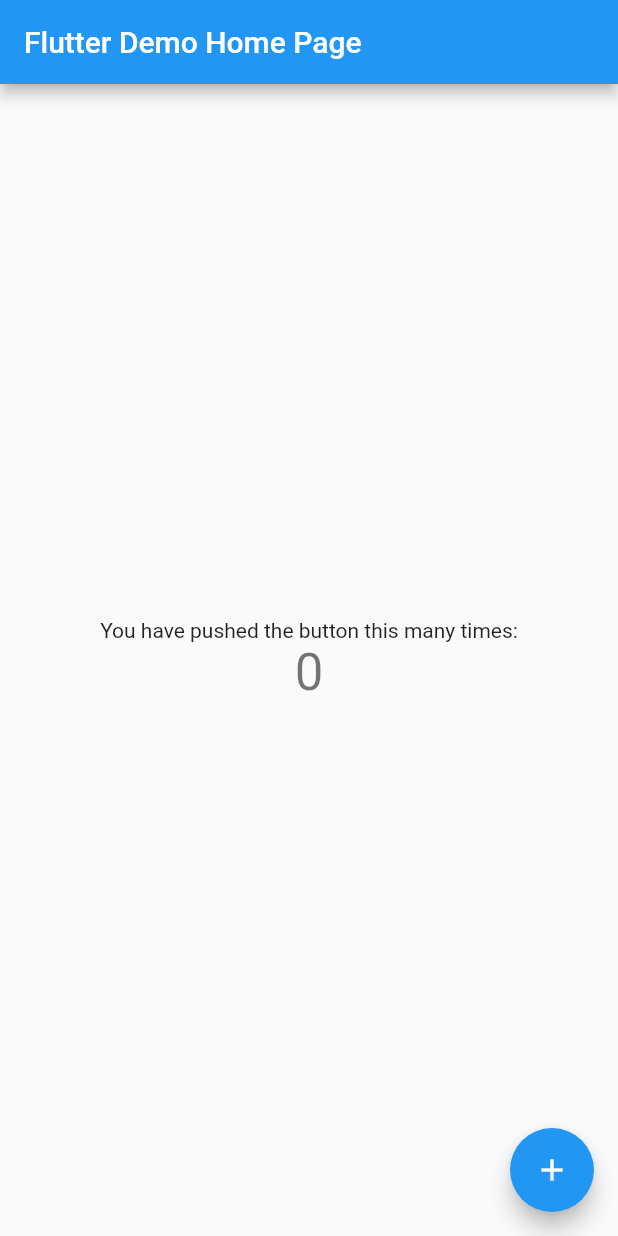
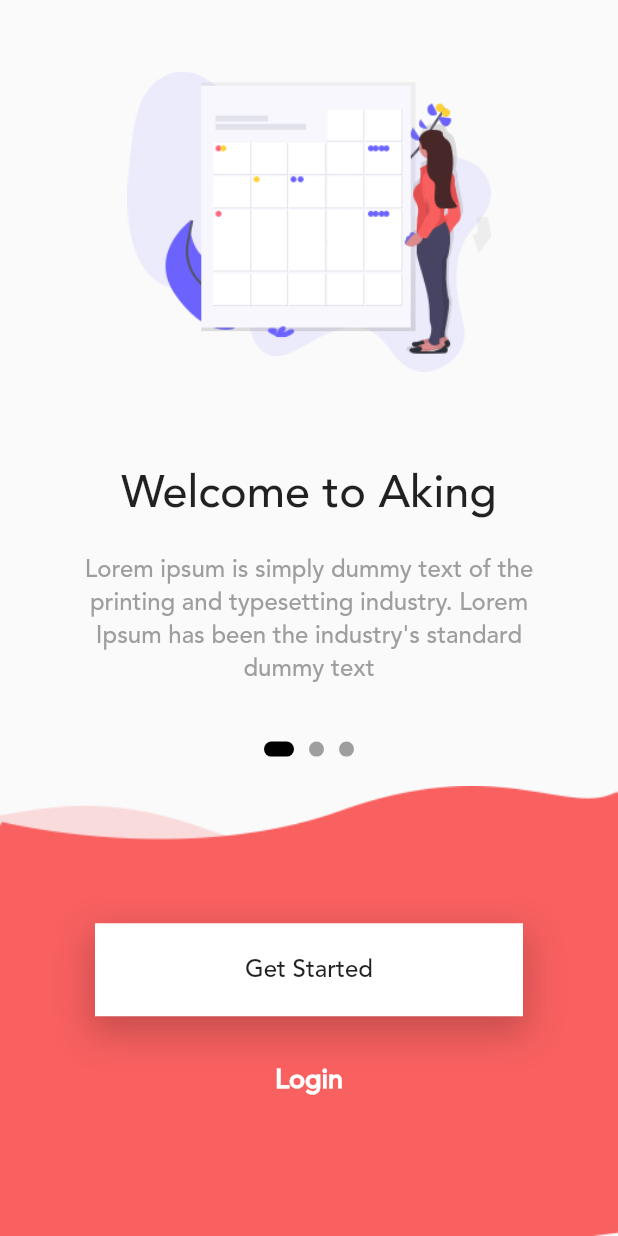
Before and after one commit to rubenshibu/todo-flutter, a Flutter app: the screen it shows after launch, on a phone screen of 412 x 824 dp. Run offline on Flutter 3.47's test engine with Material 2 defaults, Android fonts, the phone set to English and light mode, and no system bars.

Commit message:
under :construction:

```diff
--- /dev/null
+++ b/lib/Onboarding.dart
@@ -0,0 +1,162 @@
+import 'package:flutter/material.dart';
+import 'LoginPage.dart';
+class Onboarding extends StatelessWidget {
+  @override
+  Widget build(BuildContext context) {
+    return MaterialApp(
+      debugShowCheckedModeBanner: false,
+      theme: ThemeData(
+        fontFamily: 'avenir'
+      ),
+      home: onboarding(),
+    );
+  }
+}
+class onboarding extends StatefulWidget {
+
+  @override
+  _onboardingState createState() => _onboardingState();
+}
+
+class _onboardingState extends State<onboarding> {
+  int currentPage = 0;
+  PageController _pageController = new PageController(
+      initialPage: 0,
+      keepPage: true
+  );
+  @override
+  Widget build(BuildContext context) {
+    return Scaffold(
+      body: Stack(
+        children: [
+          Column(
+            mainAxisAlignment: MainAxisAlignment.start,
+            children: [
+              Container(
+                height: MediaQuery.of(context).size.height*0.6,
+                child: PageView(
+                  controller: _pageController,
+                  children: [
+                    onBoardPage("onboard1", "Welcome to Aking"),
+                    onBoardPage("onboard2", "Work Happens"),
+                    onBoardPage("onboard3", "Task and Assignments"),
+                  ],
+                  onPageChanged: (value)=>{setCurrentPage(value)},
+                ),
+              ),
+              Row(
+                mainAxisAlignment: MainAxisAlignment.center,
+                children: List.generate(3, (index) => getIndicator(index)),
+              )
+            ],
+          ),
+          Positioned(
+            bottom: 0,
+            left: 0,
+            right: 0,
+            child: Container(
+              margin: EdgeInsets.only(top: 20),
+              height: 300,
+              width: MediaQuery.of(context).size.width,
+              decoration: BoxDecoration(
+                image: DecorationImage(
+                  image: AssetImage('asset/image/path1.png'),
+                  fit: BoxFit.fill
+                )
+              ),
+              child: Column(
+                mainAxisAlignment: MainAxisAlignment.center,
+                children: [
+                  InkWell(
+                    onTap: openLoginPage,
+                    child: Container(
+                      padding: EdgeInsets.symmetric(vertical: 20, horizontal: 100),
+                      decoration: BoxDecoration(
+                        color: Colors.white,
+                        boxShadow: [BoxShadow(
+                          color: Colors.black.withOpacity(0.2),
+                          offset: Offset(0,9),
+                          blurRadius: 20,
+                          spreadRadius: 3
+                        )]
+                      ),
+                      child: Text("Get Started", style: TextStyle(
+                        fontSize: 16
+                      ),),
+                    ),
+                  ),
+                  SizedBox(height: 30,),
+                  Text("Login", style: TextStyle(
+                    color: Colors.white,
+                    fontSize: 18,
+                    fontWeight: FontWeight.bold
+                  ),)
+                ],
+              ),
+            ),
+          )
+        ],
+      ),
+    );
+  }
+  AnimatedContainer getIndicator(int pageNo)
+  {
+    return AnimatedContainer(
+      duration: Duration(milliseconds: 100),
+      height: 10,
+      width: (currentPage == pageNo) ? 20 : 10,
+      margin: EdgeInsets.symmetric(horizontal: 5),
+      decoration: BoxDecoration(
+        borderRadius: BorderRadius.all(Radius.circular(5)),
+        color: (currentPage == pageNo) ? Colors.black : Colors.grey
+      ),
+    );
+  }
+  Column onBoardPage(String img, String title)
+  {
+    return Column(
+      mainAxisAlignment: MainAxisAlignment.center,
+      children: [
+        SizedBox(
+          height: 20,
+        ),
+        Container(
+          height: 200,
+          width: MediaQuery.of(context).size.width,
+          padding: EdgeInsets.all(50),
+          decoration: BoxDecoration(
+            image: DecorationImage(
+              image: AssetImage('asset/image/$img.png')
+            )
+          ),
+        ),
+        SizedBox(height: 50,),
+        Container(
+          padding: EdgeInsets.symmetric(vertical: 10),
+          child: Text(title, style: TextStyle(
+            fontSize: 30,
+            fontWeight: FontWeight.w500
+          ),),
+        ),
+        Container(
+          padding: EdgeInsets.symmetric(vertical: 10, horizontal: 40),
+          child: Text("Lorem ipsum is simply dummy text of the printing and typesetting industry. Lorem Ipsum has been the industry's standard dummy text", style: TextStyle(
+            fontSize: 16,
+            color: Colors.grey
+          ),textAlign: TextAlign.center,),
+        )
+      ],
+    );
+  }
+  setCurrentPage(int value)
+  {
+    currentPage = value;
+    setState(() {
+
+    });
+  }
+  openLoginPage()
+  {
+    Navigator.push(context, MaterialPageRoute(builder: (context)=>LoginPage()));
+  }
+}
--- a/lib/main.dart
+++ b/lib/main.dart
@@ -1,3 +1,5 @@
+import 'dart:async';
+import 'Onboarding.dart';
 import 'package:flutter/material.dart';
 
 void main() {
@@ -9,109 +11,42 @@ class MyApp extends StatelessWidget {
   @override
   Widget build(BuildContext context) {
     return MaterialApp(
-      title: 'Flutter Demo',
+      debugShowCheckedModeBanner: false,
       theme: ThemeData(
-        // This is the theme of your application.
-        //
-        // Try running your application with "flutter run". You'll see the
-        // application has a blue toolbar. Then, without quitting the app, try
-        // changing the primarySwatch below to Colors.green and then invoke
-        // "hot reload" (press "r" in the console where you ran "flutter run",
-        // or simply save your changes to "hot reload" in a Flutter IDE).
-        // Notice that the counter didn't reset back to zero; the application
-        // is not restarted.
-        primarySwatch: Colors.blue,
-        // This makes the visual density adapt to the platform that you run
-        // the app on. For desktop platforms, the controls will be smaller and
-        // closer together (more dense) than on mobile platforms.
-        visualDensity: VisualDensity.adaptivePlatformDensity,
+        fontFamily: 'avenir'
       ),
-      home: MyHomePage(title: 'Flutter Demo Home Page'),
+      home: MyHomePage(),
     );
   }
 }
-
 class MyHomePage extends StatefulWidget {
-  MyHomePage({Key key, this.title}) : super(key: key);
-
-  // This widget is the home page of your application. It is stateful, meaning
-  // that it has a State object (defined below) that contains fields that affect
-  // how it looks.
-
-  // This class is the configuration for the state. It holds the values (in this
-  // case the title) provided by the parent (in this case the App widget) and
-  // used by the build method of the State. Fields in a Widget subclass are
-  // always marked "final".
-
-  final String title;
-
   @override
   _MyHomePageState createState() => _MyHomePageState();
 }
 
 class _MyHomePageState extends State<MyHomePage> {
-  int _counter = 0;
-
-  void _incrementCounter() {
-    setState(() {
-      // This call to setState tells the Flutter framework that something has
-      // changed in this State, which causes it to rerun the build method below
-      // so that the display can reflect the updated values. If we changed
-      // _counter without calling setState(), then the build method would not be
-      // called again, and so nothing would appear to happen.
-      _counter++;
-    });
+  @override
+  void initState() {
+    // TODO: implement initState
+    Timer(Duration(seconds: 3), openOnBoard);
+    super.initState();
   }
-
   @override
   Widget build(BuildContext context) {
-    // This method is rerun every time setState is called, for instance as done
-    // by the _incrementCounter method above.
-    //
-    // The Flutter framework has been optimized to make rerunning build methods
-    // fast, so that you can just rebuild anything that needs updating rather
-    // than having to individually change instances of widgets.
     return Scaffold(
-      appBar: AppBar(
-        // Here we take the value from the MyHomePage object that was created by
-        // the App.build method, and use it to set our appbar title.
-        title: Text(widget.title),
-      ),
       body: Center(
-        // Center is a layout widget. It takes a single child and positions it
-        // in the middle of the parent.
-        child: Column(
-          // Column is also a layout widget. It takes a list of children and
-          // arranges them vertically. By default, it sizes itself to fit its
-          // children horizontally, and tries to be as tall as its parent.
-          //
-          // Invoke "debug painting" (press "p" in the console, choose the
-          // "Toggle Debug Paint" action from the Flutter Inspector in Android
-          // Studio, or the "Toggle Debug Paint" command in Visual Studio Code)
-          // to see the wireframe for each widget.
-          //
-          // Column has various properties to control how it sizes itself and
-          // how it positions its children. Here we use mainAxisAlignment to
-          // center the children vertically; the main axis here is the vertical
-          // axis because Columns are vertical (the cross axis would be
-          // horizontal).
-          mainAxisAlignment: MainAxisAlignment.center,
-          children: <Widget>[
-            Text(
-              'You have pushed the button this many times:',
-            ),
-            Text(
-              '$_counter',
-              style: Theme.of(context).textTheme.headline4,
-            ),
-          ],
+        child: Container(
+          decoration: BoxDecoration(
+            image: DecorationImage(
+              image: AssetImage('asset/image/aking.png'),
+            )
+          ),
         ),
       ),
-      floatingActionButton: FloatingActionButton(
-        onPressed: _incrementCounter,
-        tooltip: 'Increment',
-        child: Icon(Icons.add),
-      ), // This trailing comma makes auto-formatting nicer for build methods.
     );
   }
+  void openOnBoard()
+  {
+    Navigator.push(context, MaterialPageRoute(builder: (context)=>Onboarding()));
+  }
 }
```
Also changed, not shown: lib/Forgotpassword.dart (added, +86 -0 lines), lib/LoginPage.dart (added, +107 -0 lines), lib/ResetPassword.dart (added, +110 -0 lines), pubspec.yaml (+11 -9 lines), lib/PasswordChangedSuccessfully.dart (added), pubspec.lock.
